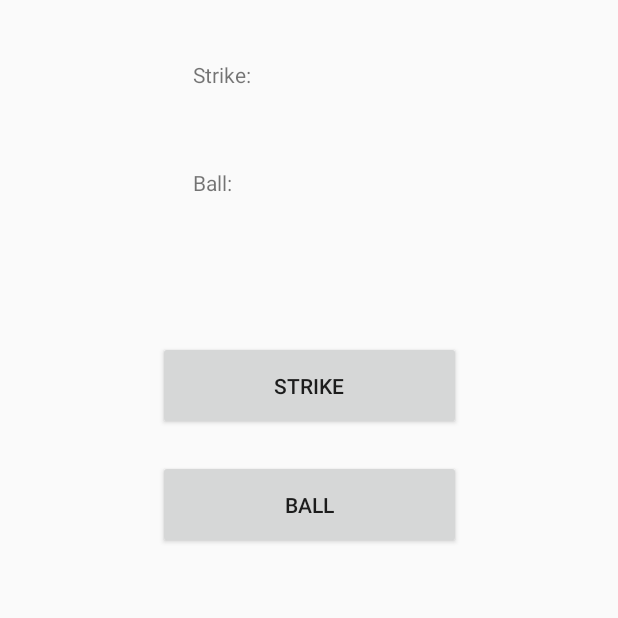
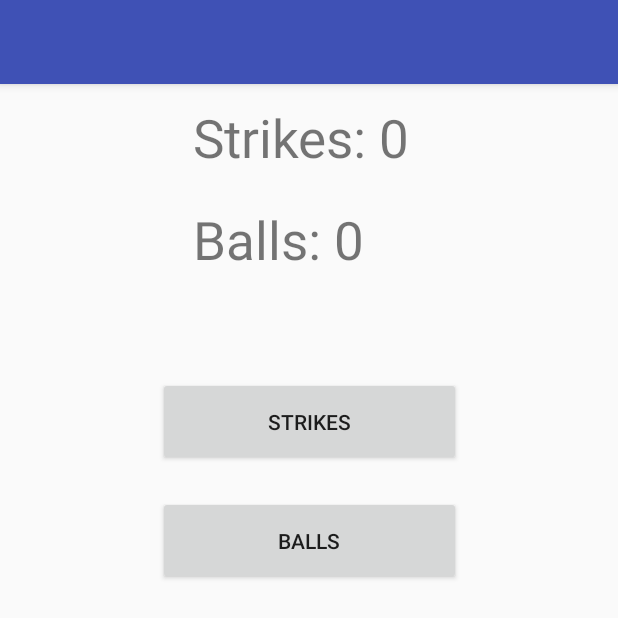
Before and after one commit to ZTheiss/UmpireBuddyCS449, an Android app: the screen it shows after launch (UmpireBuddy), on a phone screen of 412 x 824 dp. Shown: the top 618 px of the screen. Run offline under Robolectric (Android 15) with nearby library versions, the phone set to English and light mode, and no system bars; 1 statement that could not run was skipped.

Commit message:
Added Toolbar basics.

```diff
--- a/app/src/main/AndroidManifest.xml
+++ b/app/src/main/AndroidManifest.xml
@@ -8,7 +8,7 @@
         android:label="@string/app_name"
         android:roundIcon="@mipmap/ic_launcher_round"
         android:supportsRtl="true"
-        android:theme="@style/AppTheme">
+        android:theme="@style/Theme.AppCompat.Light.NoActionBar">
         <activity
             android:name=".UmpireBuddy"
             android:label="@string/app_name"
--- a/app/src/main/java/com/example/zacth/umpire_buddy/UmpireBuddy.java
+++ b/app/src/main/java/com/example/zacth/umpire_buddy/UmpireBuddy.java
@@ -34,6 +34,9 @@ public class UmpireBuddy extends AppCompatActivity {
         btxt=findViewById(R.id.BallTextView);
         stxt=findViewById(R.id.StrikeTextView);
 
+        //Toolbar myToolbar = (Toolbar) findViewById(R.id.my_toolbar);
+        //setSupportActionBar(myToolbar);
+
         bbtn.setOnClickListener(new View.OnClickListener(){
             @Override
             public void onClick(View v){
@@ -54,7 +57,7 @@ public class UmpireBuddy extends AppCompatActivity {
                         builder.show();
                 }
                 else {
-                    btxt.setText("Ball: " + bCounter);
+                    btxt.setText("Balls: " + bCounter);
                 }
             }
         });
@@ -95,7 +98,7 @@ public class UmpireBuddy extends AppCompatActivity {
                     }
                 }
                 else {
-                    stxt.setText("Strike: " + sCounter);
+                    stxt.setText("Strikes: " + sCounter);
                 }
             }
         });
@@ -137,9 +140,4 @@ public class UmpireBuddy extends AppCompatActivity {
         return super.onOptionsItemSelected(item);
     }
 
-    /**
-     * A native method that is implemented by the 'native-lib' native library,
-     * which is packaged with this application.
-     */
-    public native String stringFromJNI();
 }
--- a/app/src/main/res/layout/activity_umpire_buddy.xml
+++ b/app/src/main/res/layout/activity_umpire_buddy.xml
@@ -13,10 +13,11 @@
         android:layout_height="43dp"
         android:layout_marginEnd="8dp"
         android:layout_marginStart="8dp"
-        android:layout_marginTop="112dp"
+        android:layout_marginTop="136dp"
         android:text="@string/ball_text"
+        android:textSize="35dp"
         app:layout_constraintEnd_toEndOf="parent"
-        app:layout_constraintHorizontal_bias="0.5"
+        app:layout_constraintHorizontal_bias="0.502"
         app:layout_constraintStart_toStartOf="parent"
         app:layout_constraintTop_toTopOf="parent" />
 
@@ -26,10 +27,11 @@
         android:layout_height="43dp"
         android:layout_marginEnd="8dp"
         android:layout_marginStart="8dp"
-        android:layout_marginTop="40dp"
+        android:layout_marginTop="68dp"
         android:text="@string/strike_text"
+        android:textSize="35dp"
         app:layout_constraintEnd_toEndOf="parent"
-        app:layout_constraintHorizontal_bias="0.5"
+        app:layout_constraintHorizontal_bias="0.502"
         app:layout_constraintStart_toStartOf="parent"
         app:layout_constraintTop_toTopOf="parent" />
 
@@ -41,7 +43,7 @@
         android:layout_marginStart="8dp"
         android:layout_marginTop="72dp"
         android:onClick="onStrikeButtonTap"
-        android:text="Strike"
+        android:text="Strikes"
         app:layout_constraintEnd_toEndOf="parent"
         app:layout_constraintHorizontal_bias="0.5"
         app:layout_constraintStart_toStartOf="parent"
@@ -55,11 +57,19 @@
         android:layout_marginStart="8dp"
         android:layout_marginTop="20dp"
         android:onClick="onBallButtonTap"
-        android:text="Ball"
+        android:text="Balls"
         app:layout_constraintEnd_toEndOf="parent"
         app:layout_constraintHorizontal_bias="0.5"
         app:layout_constraintStart_toStartOf="parent"
         app:layout_constraintTop_toBottomOf="@+id/StrikeBtn" />
 
+    <android.support.v7.widget.Toolbar
+        android:id="@+id/my_toolbar"
+        android:layout_width="match_parent"
+        android:layout_height="?attr/actionBarSize"
+        android:background="?attr/colorPrimary"
+        android:elevation="4dp"
+        android:theme="@style/ThemeOverlay.AppCompat.ActionBar"
+        app:popupTheme="@style/ThemeOverlay.AppCompat.Light"/>
 
 </android.support.constraint.ConstraintLayout>
--- a/app/src/main/res/values/strings.xml
+++ b/app/src/main/res/values/strings.xml
@@ -1,8 +1,7 @@
 <resources>
     <string name="app_name">Umpire Buddy</string>
-    <string name="strike_text">Strike: </string>
-    <string name="ball_text">Ball: </string>
+    <string name="strike_text">Strikes: 0 </string>
+    <string name="ball_text">Balls: 0 </string>
     <string name="action_settings">Settings</string>
-    android:id="@+id/strike_button"
 
 </resources>
--- a/app/src/main/res/values/styles.xml
+++ b/app/src/main/res/values/styles.xml
@@ -13,7 +13,7 @@
         <item name="windowNoTitle">true</item>
     </style>
 
-    <style name="AppTheme.AppBarOverlay" parent="ThemeOverlay.AppCompat.Dark.ActionBar" />
+    <style name="AppTheme.AppBarOverlay" parent="ThemeOverlay.AppCompat.Dark.ActionBar"/>
 
     <style name="AppTheme.PopupOverlay" parent="ThemeOverlay.AppCompat.Light" />
 
```
